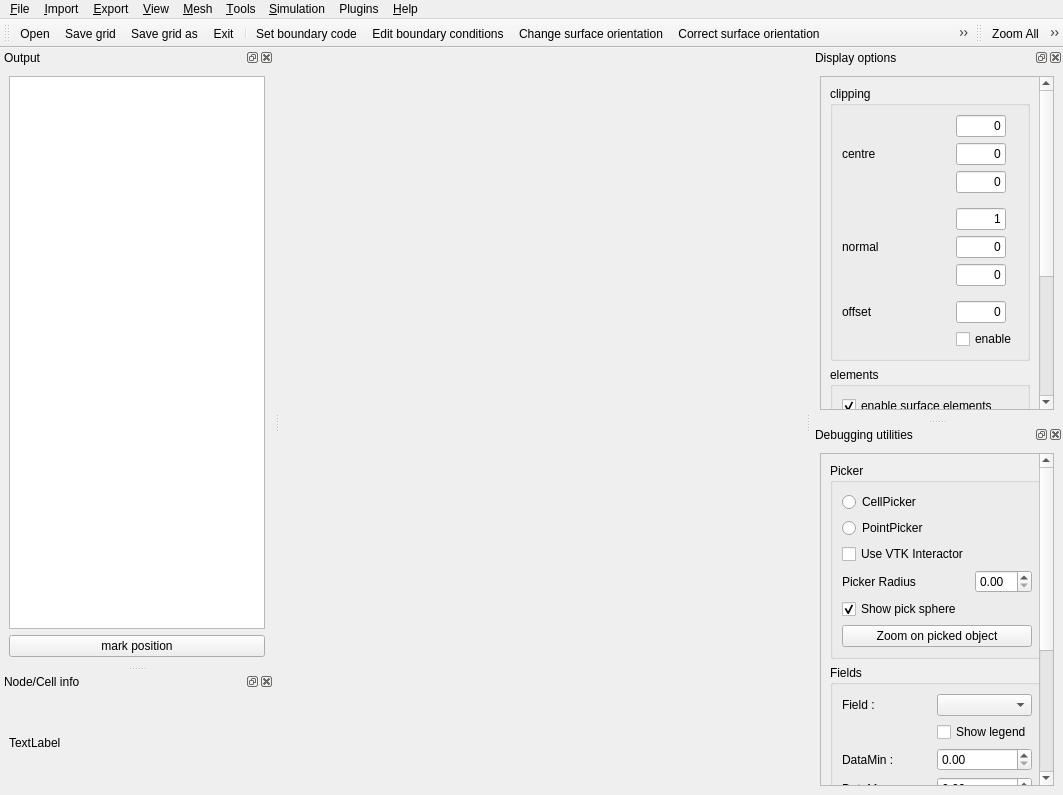
enGits/engrid, file src/libengrid/guimainwindow.ui: the form before one commit.
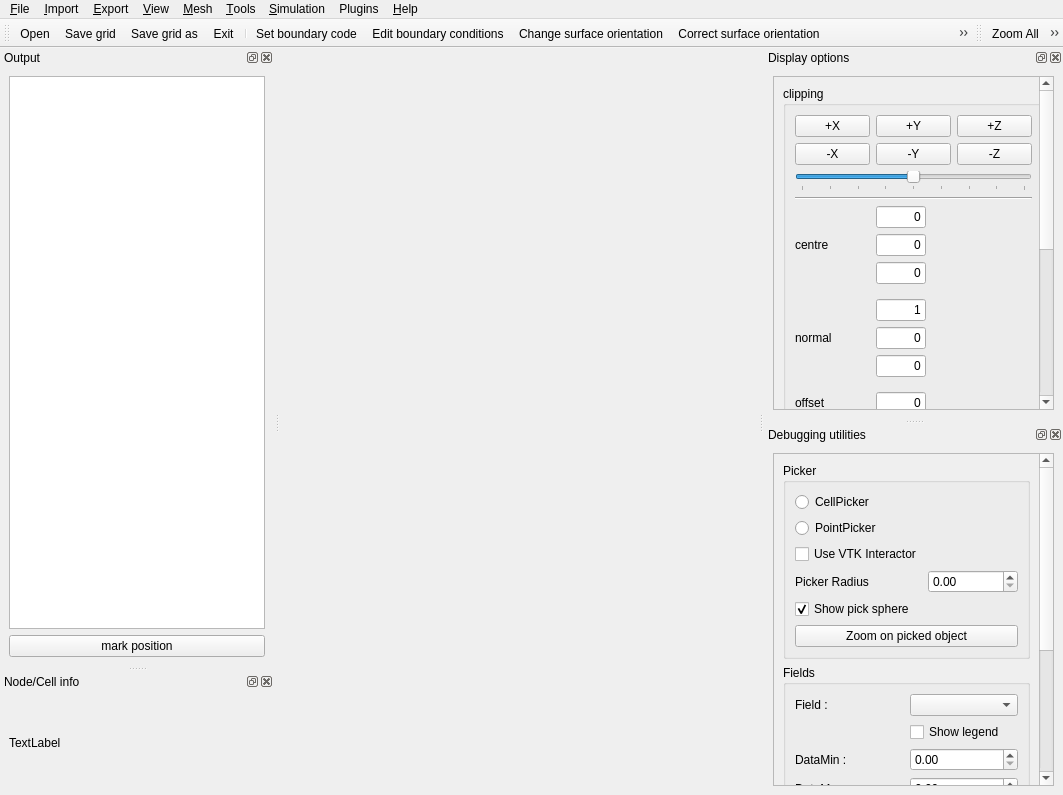
The form after the commit. Icons and pictures are not drawn. Custom widgets are drawn as their Qt base class.

Commit message:
Add quick-clip buttons (+X/-X/+Y/-Y/+Z/-Z) and offset slider to clipping UI
Adds 6 one-click axis-aligned clipping buttons that auto-compute the grid
bounding box centre, plus a slider to sweep the clip plane along the chosen
axis. Also connects the previously unused offset text field.

```diff
--- a/src/libengrid/guimainwindow.ui
+++ b/src/libengrid/guimainwindow.ui
@@ -307,8 +307,27 @@
             <string>clipping</string>
            </property>
            <layout class="QGridLayout" name="gridLayout_4">
+            <item row="0" column="0">
+             <widget class="QPushButton" name="pushButtonClipPosX">
+              <property name="sizePolicy">
+               <sizepolicy hsizetype="Minimum" vsizetype="Fixed">
+                <horstretch>0</horstretch>
+                <verstretch>0</verstretch>
+               </sizepolicy>
+              </property>
+              <property name="maximumSize">
+               <size>
+                <width>75</width>
+                <height>16777215</height>
+               </size>
+              </property>
+              <property name="text">
+               <string>+X</string>
+              </property>
+             </widget>
+            </item>
             <item row="0" column="1">
-             <widget class="QLineEdit" name="lineEditClipX">
+             <widget class="QPushButton" name="pushButtonClipPosY">
               <property name="sizePolicy">
                <sizepolicy hsizetype="Minimum" vsizetype="Fixed">
                 <horstretch>0</horstretch>
@@ -317,26 +336,150 @@
               </property>
               <property name="maximumSize">
                <size>
-                <width>50</width>
+                <width>75</width>
                 <height>16777215</height>
                </size>
               </property>
               <property name="text">
-               <string>0</string>
+               <string>+Y</string>
               </property>
-              <property name="alignment">
-               <set>Qt::AlignRight|Qt::AlignTrailing|Qt::AlignVCenter</set>
+             </widget>
+            </item>
+            <item row="0" column="2">
+             <widget class="QPushButton" name="pushButtonClipPosZ">
+              <property name="sizePolicy">
+               <sizepolicy hsizetype="Minimum" vsizetype="Fixed">
+                <horstretch>0</horstretch>
+                <verstretch>0</verstretch>
+               </sizepolicy>
+              </property>
+              <property name="maximumSize">
+               <size>
+                <width>75</width>
+                <height>16777215</height>
+               </size>
+              </property>
+              <property name="text">
+               <string>+Z</string>
               </property>
              </widget>
             </item>
             <item row="1" column="0">
+             <widget class="QPushButton" name="pushButtonClipNegX">
+              <property name="sizePolicy">
+               <sizepolicy hsizetype="Minimum" vsizetype="Fixed">
+                <horstretch>0</horstretch>
+                <verstretch>0</verstretch>
+               </sizepolicy>
+              </property>
+              <property name="maximumSize">
+               <size>
+                <width>75</width>
+                <height>16777215</height>
+               </size>
+              </property>
+              <property name="text">
+               <string>-X</string>
+              </property>
+             </widget>
+            </item>
+            <item row="1" column="1">
+             <widget class="QPushButton" name="pushButtonClipNegY">
+              <property name="sizePolicy">
+               <sizepolicy hsizetype="Minimum" vsizetype="Fixed">
+                <horstretch>0</horstretch>
+                <verstretch>0</verstretch>
+               </sizepolicy>
+              </property>
+              <property name="maximumSize">
+               <size>
+                <width>75</width>
+                <height>16777215</height>
+               </size>
+              </property>
+              <property name="text">
+               <string>-Y</string>
+              </property>
+             </widget>
+            </item>
+            <item row="1" column="2">
+             <widget class="QPushButton" name="pushButtonClipNegZ">
+              <property name="sizePolicy">
+               <sizepolicy hsizetype="Minimum" vsizetype="Fixed">
+                <horstretch>0</horstretch>
+                <verstretch>0</verstretch>
+               </sizepolicy>
+              </property>
+              <property name="maximumSize">
+               <size>
+                <width>75</width>
+                <height>16777215</height>
+               </size>
+              </property>
+              <property name="text">
+               <string>-Z</string>
+              </property>
+             </widget>
+            </item>
+            <item row="2" column="0" colspan="3">
+             <widget class="QSlider" name="horizontalSliderClipOffset">
+              <property name="minimum">
+               <number>-100</number>
+              </property>
+              <property name="maximum">
+               <number>100</number>
+              </property>
+              <property name="value">
+               <number>0</number>
+              </property>
+              <property name="orientation">
+               <enum>Qt::Horizontal</enum>
+              </property>
+              <property name="tickPosition">
+               <enum>QSlider::TicksBelow</enum>
+              </property>
+              <property name="tickInterval">
+               <number>25</number>
+              </property>
+             </widget>
+            </item>
+            <item row="3" column="0" colspan="3">
+             <widget class="Line" name="lineClipSeparator">
+              <property name="orientation">
+               <enum>Qt::Horizontal</enum>
+              </property>
+             </widget>
+            </item>
+            <item row="4" column="1">
+             <widget class="QLineEdit" name="lineEditClipX">
+              <property name="sizePolicy">
+               <sizepolicy hsizetype="Minimum" vsizetype="Fixed">
+                <horstretch>0</horstretch>
+                <verstretch>0</verstretch>
+               </sizepolicy>
+              </property>
+              <property name="maximumSize">
+               <size>
+                <width>50</width>
+                <height>16777215</height>
+               </size>
+              </property>
+              <property name="text">
+               <string>0</string>
+              </property>
+              <property name="alignment">
+               <set>Qt::AlignRight|Qt::AlignTrailing|Qt::AlignVCenter</set>
+              </property>
+             </widget>
+            </item>
+            <item row="5" column="0">
              <widget class="QLabel" name="label">
               <property name="text">
                <string>centre</string>
               </property>
              </widget>
             </item>
-            <item row="1" column="1">
+            <item row="5" column="1">
              <widget class="QLineEdit" name="lineEditClipY">
               <property name="sizePolicy">
                <sizepolicy hsizetype="Minimum" vsizetype="Fixed">
@@ -358,7 +501,7 @@
               </property>
              </widget>
             </item>
-            <item row="2" column="1">
+            <item row="6" column="1">
              <widget class="QLineEdit" name="lineEditClipZ">
               <property name="sizePolicy">
                <sizepolicy hsizetype="Minimum" vsizetype="Fixed">
@@ -380,7 +523,7 @@
               </property>
              </widget>
             </item>
-            <item row="3" column="1">
+            <item row="7" column="1">
              <widget class="Line" name="line">
               <property name="lineWidth">
                <number>0</number>
@@ -390,7 +533,7 @@
               </property>
              </widget>
             </item>
-            <item row="4" column="1">
+            <item row="8" column="1">
              <widget class="QLineEdit" name="lineEditClipNX">
               <property name="sizePolicy">
                <sizepolicy hsizetype="Minimum" vsizetype="Fixed">
@@ -412,14 +555,14 @@
               </property>
              </widget>
             </item>
-            <item row="5" column="0">
+            <item row="9" column="0">
              <widget class="QLabel" name="label_2">
               <property name="text">
                <string>normal</string>
               </property>
              </widget>
             </item>
-            <item row="5" column="1">
+            <item row="9" column="1">
              <widget class="QLineEdit" name="lineEditClipNY">
               <property name="sizePolicy">
                <sizepolicy hsizetype="Minimum" vsizetype="Fixed">
@@ -441,7 +584,7 @@
               </property>
              </widget>
             </item>
-            <item row="6" column="1">
+            <item row="10" column="1">
              <widget class="QLineEdit" name="lineEditClipNZ">
               <property name="sizePolicy">
                <sizepolicy hsizetype="Minimum" vsizetype="Fixed">
@@ -463,14 +606,14 @@
               </property>
              </widget>
             </item>
-            <item row="8" column="0">
+            <item row="12" column="0">
              <widget class="QLabel" name="label_3">
               <property name="text">
                <string>offset</string>
               </property>
              </widget>
             </item>
-            <item row="7" column="1">
+            <item row="11" column="1">
              <widget class="Line" name="line_2">
               <property name="lineWidth">
                <number>0</number>
@@ -480,7 +623,7 @@
               </property>
              </widget>
             </item>
-            <item row="8" column="1">
+            <item row="12" column="1">
              <widget class="QLineEdit" name="lineEditOffset">
               <property name="sizePolicy">
                <sizepolicy hsizetype="Minimum" vsizetype="Fixed">
@@ -502,7 +645,7 @@
               </property>
              </widget>
             </item>
-            <item row="9" column="1">
+            <item row="13" column="1">
              <widget class="QCheckBox" name="checkBoxClip">
               <property name="text">
                <string>enable</string>
```
The commit also changes 3 other files.
